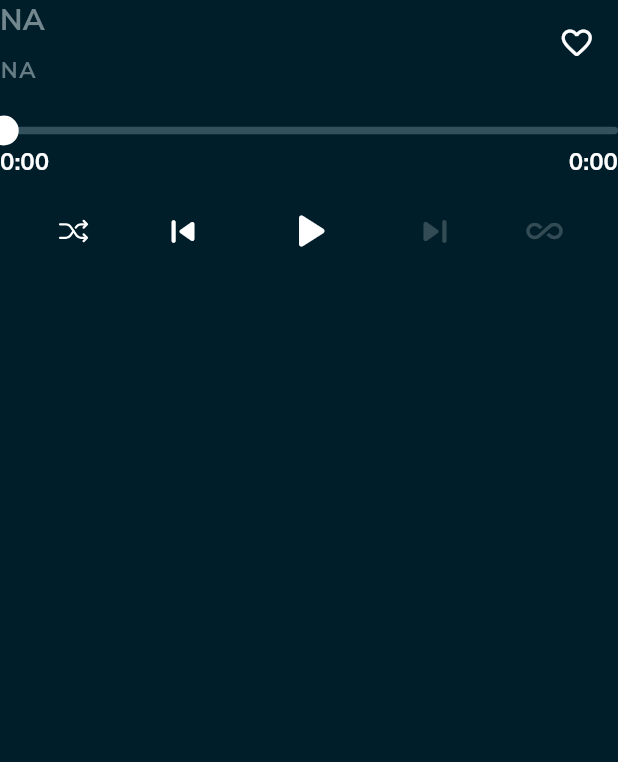
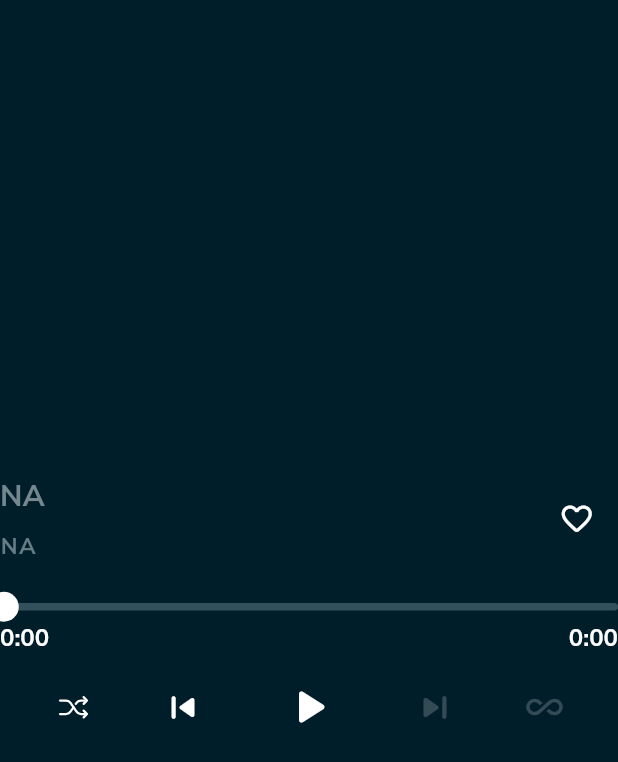
Before and after one commit to anandnet/Harmony-Music, a Flutter app: the PlayerControlWidget widget shown alone on an empty page, opened directly, on a phone screen of 412 x 824 dp. Shown: the top 762 px of the screen. Run offline on Flutter 3.47's test engine with Material 3 defaults, Android fonts, the phone set to English and light mode, and no system bars; drawn by our look-alikes of audio_video_progress_bar; our stand-ins replace app_links, audio_service, buttons_tabbar, cached_network_image, dio, file_picker and 13 more; missing offline and left inert: audiotags, device_equalizer, flutter_lyric, just_audio_media_kit, media_kit, player_response and 7 more; accounts and stored records are empty; network calls fail.

Commit message:
Fixed Player alignment in landscape mode

```diff
--- a/lib/ui/player/components/player_control.dart
+++ b/lib/ui/player/components/player_control.dart
@@ -13,7 +13,9 @@ class PlayerControlWidget extends StatelessWidget {
   @override
   Widget build(BuildContext context) {
     final PlayerController playerController = Get.find<PlayerController>();
-    return Column(crossAxisAlignment: CrossAxisAlignment.center, children: [
+    return Column(crossAxisAlignment: CrossAxisAlignment.center,
+    mainAxisAlignment: MainAxisAlignment.center,
+     children: [
       Row(
         mainAxisAlignment: MainAxisAlignment.spaceBetween,
         children: [
```
